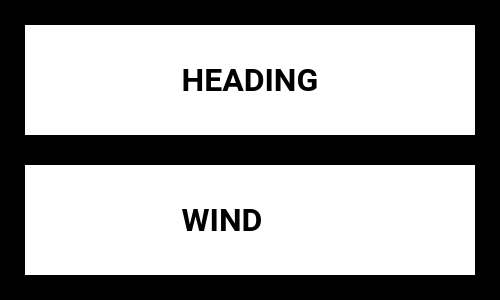
The window that BugSelector.ui (UnexplodedMinds/Rosco) describes before a commit, drawn with Qt 5.
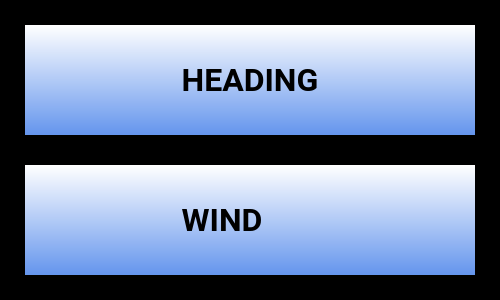
The same window after the commit. Icons and pictures are not drawn.

Commit message: UI updates, gradient buttons, traffic all/adsb/off added instead of on/off.

```diff
--- a/BugSelector.ui
+++ b/BugSelector.ui
@@ -104,7 +104,11 @@
    <string>Form</string>
   </property>
   <property name="styleSheet">
-   <string notr="true">QPushButton { border: none; background-color: white; margin: 5px; }</string>
+   <string notr="true">QPushButton
+{
+	 border: none;
+	background-color: qlineargradient( x1:0, y1:0, x2:0, y2:1, stop: 0 white, stop:1 CornflowerBlue ); margin: 5px;
+}</string>
   </property>
   <layout class="QVBoxLayout" name="verticalLayout">
    <property name="spacing">
```
The commit also changes 8 other files.
